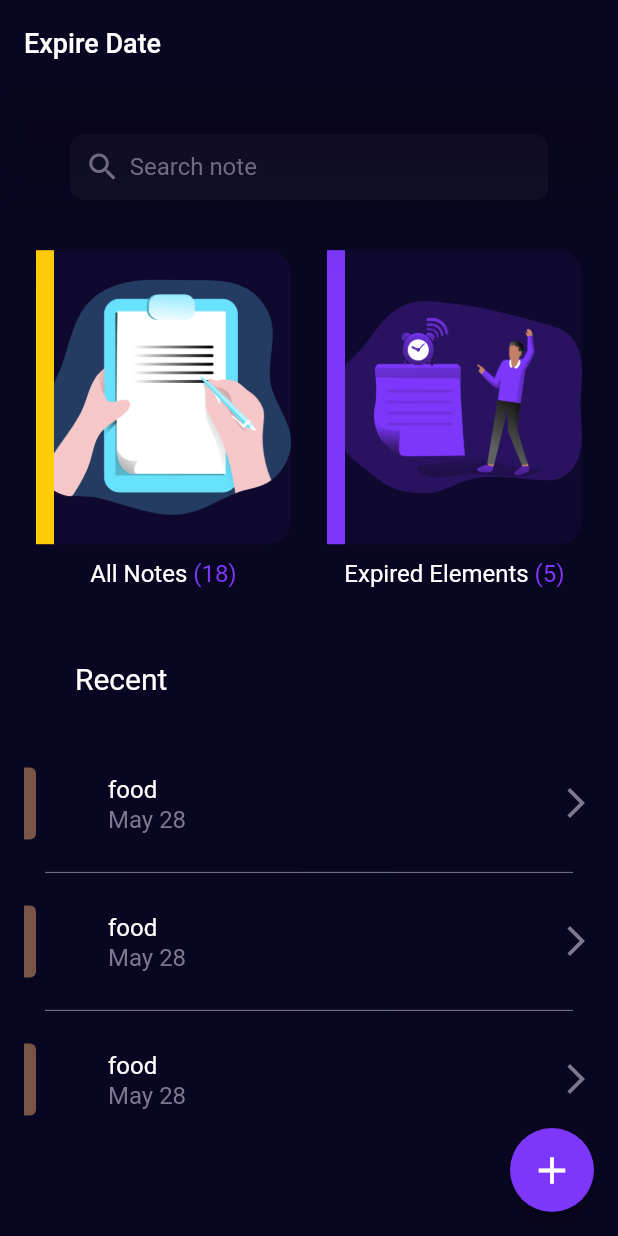
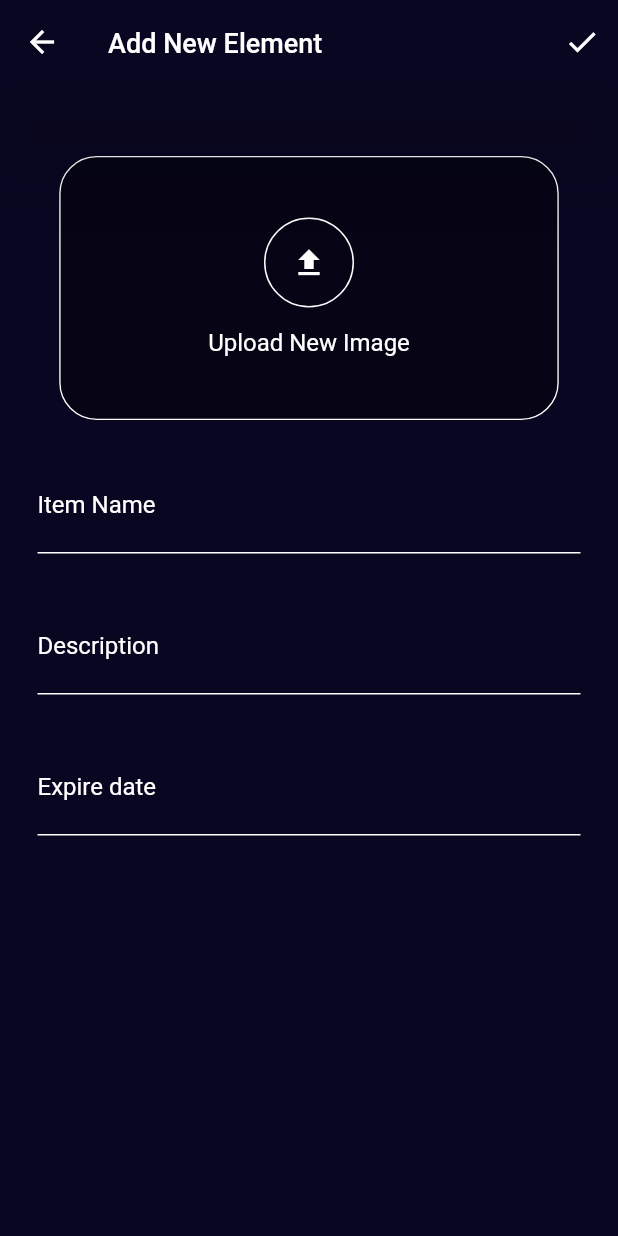
Before and after one commit to OmarBakry-eg/expire_date_app, a Flutter app: the screen it shows after launch, after a tap on the "add" icon, on a phone screen of 412 x 824 dp. Run offline on Flutter 3.47's test engine with Material 2 defaults, Android fonts, the phone set to English and light mode, and no system bars; drawn by our look-alikes of auto_animated; our stand-ins replace page_transition; Roboto replaces fonts that are missing (Roboto-Bold).

Commit message:
add more design and animation

```diff
--- /dev/null
+++ b/lib/controller/unfoucs.dart
@@ -0,0 +1,11 @@
+import 'package:flutter/material.dart';
+
+mixin UnFocus {
+  static late FocusScopeNode currentFocus;
+  static void unFocus(context) {
+    currentFocus = FocusScope.of(context);
+    if (!currentFocus.hasPrimaryFocus) {
+      currentFocus.unfocus();
+    }
+  }
+}
--- a/lib/model/colors.dart
+++ /dev/null
@@ -1,24 +0,0 @@
-
-import 'package:flutter/material.dart';
-
-mixin MyColors {
-  static const Color backgroundColor = Color(0xFF090622);
-  static const Color hintColor = Color(0xFF7b7890);
-  static const Color textColor = Colors.white;
-}
-
-mixin Styles {
-      static const TextStyle textStyle = TextStyle(
-    fontSize: 16,
-    color:  MyColors.textColor,
-    height: 1.5,
-  );
-  static const TextStyle hintStyle = TextStyle(
-    fontSize: 16,
-    color:  MyColors.hintColor,
-    height: 1.5,
-  );
-  static final TextStyle hintStyle2 = hintStyle.copyWith(
-  height: 1.7142857142857142,
-  );
-}
--- /dev/null
+++ b/lib/model/consts.dart
@@ -0,0 +1,49 @@
+import 'package:flutter/material.dart';
+import 'package:page_transition/page_transition.dart';
+
+mixin MyColors {
+  static const Color backgroundColor = Color(0xFF090622);
+  static const Color hintColor = Color(0xFF7b7890);
+  static const Color textColor = Colors.white;
+}
+
+mixin Styles {
+  static const TextStyle textStyle = TextStyle(
+    fontSize: 16,
+    color: MyColors.textColor,
+    height: 1.5,
+  );
+  static const TextStyle hintStyle = TextStyle(
+    fontSize: 16,
+    color: MyColors.hintColor,
+    height: 1.5,
+  );
+  static final TextStyle hintStyle2 = hintStyle.copyWith(
+    height: 1.7142857142857142,
+  );
+}
+
+List<PageTransitionType> list = [
+  PageTransitionType.fade,
+  PageTransitionType.rightToLeft,
+  PageTransitionType.leftToRight,
+  PageTransitionType.topToBottom,
+  PageTransitionType.bottomToTop,
+  PageTransitionType.scale,
+  PageTransitionType.rotate,
+  PageTransitionType.size,
+  PageTransitionType.rightToLeftWithFade,
+  PageTransitionType.leftToRightWithFade,
+];
+
+List<Alignment> list2 = [
+  Alignment.topLeft,
+  Alignment.topCenter,
+  Alignment.topRight,
+  Alignment.centerLeft,
+  Alignment.center,
+  Alignment.centerRight,
+  Alignment.bottomLeft,
+  Alignment.bottomCenter,
+  Alignment.bottomRight
+];
--- /dev/null
+++ b/lib/view/add_element_screen.dart
@@ -0,0 +1,35 @@
+import 'package:expire_date/controller/unfoucs.dart';
+import 'package:expire_date/model/consts.dart';
+import 'package:expire_date/view/widgets/app_bar_widget.dart';
+import 'package:flutter/material.dart';
+import 'widgets/add_element_widget.dart';
+import 'widgets/details_widget.dart';
+
+class AddElementOrDetailsScreen extends StatelessWidget {
+  final bool isAddScreen;
+  const AddElementOrDetailsScreen({required this.isAddScreen});
+  @override
+  Widget build(BuildContext context) {
+    return GestureDetector(
+      onTap: () {
+        UnFocus.unFocus(context);
+      },
+      child: Scaffold(
+        backgroundColor: MyColors.backgroundColor,
+        appBar: AppBarWidget(
+          title: isAddScreen ? "Add New Element" : "Item Name",
+          isAddScreen: isAddScreen,
+        ),
+        body: Padding(
+          padding: const EdgeInsets.only(top: 48.0),
+          child: Align(
+            alignment: Alignment.topCenter,
+            child: SingleChildScrollView(
+              child: isAddScreen ? AddWidget() : DetailsWidget(),
+            ),
+          ),
+        ),
+      ),
+    );
+  }
+}
--- a/lib/view/home_screen.dart
+++ b/lib/view/home_screen.dart
@@ -1,6 +1,11 @@
+import 'dart:math';
+
 import 'package:auto_animated/auto_animated.dart';
-import 'package:expire_date/model/colors.dart';
+import 'package:expire_date/model/consts.dart';
+import 'package:expire_date/view/add_element_screen.dart';
+import 'package:expire_date/view/widgets/app_bar_widget.dart';
 import 'package:flutter/material.dart';
+import 'package:page_transition/page_transition.dart';
 import 'widgets/list_tile_home_widget.dart';
 import 'widgets/photo_home_widget.dart';
 
@@ -9,14 +14,7 @@ class HomeScreen extends StatelessWidget {
   Widget build(BuildContext context) {
     return Scaffold(
       backgroundColor: MyColors.backgroundColor,
-      appBar: AppBar(
-        backgroundColor: MyColors.backgroundColor,
-        elevation: 30,
-        title: Text(
-          "Expire Date",
-          style: Styles.textStyle.copyWith(fontSize: 18),
-        ),
-      ),
+      appBar: AppBarWidget(title: "Expire Date"),
       body: Center(
         child: Column(
           mainAxisAlignment: MainAxisAlignment.spaceEvenly,
@@ -115,12 +113,6 @@ class HomeScreen extends StatelessWidget {
                       ],
                     ),
                   ),
-                  // separatorBuilder: (context, i) => Divider(
-                  //       color: MyColors.hintColor,
-                  //       height: 20,
-                  //       indent: 30,
-                  //       endIndent: 30,
-                  //     ),
                 ),
                 itemCount: 3,
               ),
@@ -129,7 +121,18 @@ class HomeScreen extends StatelessWidget {
         ),
       ),
       floatingActionButton: FloatingActionButton(
-        onPressed: () {},
+        onPressed: () {
+          Navigator.push(
+              context,
+              PageTransition(
+                child: AddElementOrDetailsScreen(
+                  isAddScreen: true,
+
+                ),
+                type: list[Random().nextInt(list.length)],
+                alignment: list2[Random().nextInt(list2.length)],
+              ));
+        },
         child: Icon(
           Icons.add,
           color: MyColors.textColor,
--- /dev/null
+++ b/lib/view/widgets/add_element_widget.dart
@@ -0,0 +1,70 @@
+
+import 'package:expire_date/model/consts.dart';
+import 'package:flutter/material.dart';
+
+import 'text_field.dart';
+
+class AddWidget extends StatefulWidget {
+  @override
+  _AddWidgetState createState() => _AddWidgetState();
+}
+
+class _AddWidgetState extends State<AddWidget> {
+  @override
+  Widget build(BuildContext context) {
+    return Column(
+      children: [
+        Container(
+          width: 333,
+          height: 176,
+          decoration: BoxDecoration(
+            color: Colors.black38,
+            borderRadius: BorderRadius.circular(25),
+            border: Border.all(
+              width: 0.9,
+              color: Colors.white,
+            ),
+          ),
+          child: Center(
+            child: Column(
+              mainAxisAlignment: MainAxisAlignment.center,
+              children: [
+                Container(
+                  width: 60,
+                  height: 60,
+                  decoration: BoxDecoration(shape: BoxShape.circle, border: Border.all(color: Colors.white)),
+                  child: const Icon(Icons.upload, color: Colors.white),
+                ),
+                const SizedBox(
+                  height: 10,
+                ),
+                const Text(
+                  "Upload New Image",
+                  style: Styles.textStyle,
+                ),
+              ],
+            ),
+          ),
+        ),
+        const SizedBox(
+          height: 25,
+        ),
+        const MyTextField(
+          title: "Item Name",
+        ),
+        const SizedBox(
+          height: 30,
+        ),
+        const MyTextField(
+          title: "Description",
+        ),
+        const SizedBox(
+          height: 30,
+        ),
+        const MyTextField(
+          title: "Expire date",
+        ),
+      ],
+    );
+  }
+}
--- /dev/null
+++ b/lib/view/widgets/app_bar_widget.dart
@@ -0,0 +1,29 @@
+import 'package:expire_date/model/consts.dart';
+import 'package:flutter/material.dart';
+
+class AppBarWidget extends StatelessWidget implements PreferredSizeWidget {
+  final String title;
+  final bool isAddScreen;
+  const AppBarWidget({required this.title, this.isAddScreen = false}) : assert(title != '');
+  @override
+  Widget build(BuildContext context) {
+    return AppBar(
+      elevation: 30,
+      backgroundColor: MyColors.backgroundColor,
+      title: Text(
+        title,
+        style: Styles.textStyle.copyWith(fontSize: 18),
+      ),
+      actions: [
+        title == 'Expire Date'
+            ? Offstage()
+            : isAddScreen
+                ? IconButton(onPressed: () {}, icon: Icon(Icons.check, color: Colors.white))
+                : IconButton(onPressed: () {}, icon: Icon(Icons.edit, color: Colors.white))
+      ],
+    );
+  }
+
+  @override
+  Size get preferredSize => Size.fromHeight(kToolbarHeight);
+}
--- a/lib/view/widgets/photo_home_widget.dart
+++ b/lib/view/widgets/photo_home_widget.dart
@@ -1,4 +1,4 @@
-import 'package:expire_date/model/colors.dart';
+import 'package:expire_date/model/consts.dart';
 import 'package:expire_date/view/AllOrExpiredElementsScreen.dart';
 import 'package:flutter/material.dart';
 
--- /dev/null
+++ b/lib/view/widgets/text_field.dart
@@ -0,0 +1,34 @@
+import 'package:expire_date/model/consts.dart';
+import 'package:flutter/material.dart';
+
+class MyTextField extends StatelessWidget {
+  final String title;
+  final bool readOnly;
+  const MyTextField({required this.title, this.readOnly = false}) : assert(title != '');
+  @override
+  Widget build(BuildContext context) {
+    return Padding(
+      padding: const EdgeInsets.symmetric(horizontal: 25),
+      child: TextField(
+        readOnly: readOnly,
+        style: Styles.textStyle,
+        maxLines: null,
+        decoration: InputDecoration(
+          labelText: title,
+          labelStyle: Styles.textStyle,
+          enabledBorder: const UnderlineInputBorder(
+            borderSide: const BorderSide(color: Colors.white),
+          ),
+          focusedBorder: const UnderlineInputBorder(
+            borderSide: const BorderSide(color: Colors.white),
+          ),
+          errorBorder: const UnderlineInputBorder(
+            borderSide: const BorderSide(color: Colors.red),
+          ),
+          hintText: 'Type something..',
+          hintStyle: Styles.hintStyle,
+        ),
+      ),
+    );
+  }
+}
--- a/pubspec.yaml
+++ b/pubspec.yaml
@@ -29,6 +29,7 @@ dependencies:
   # Use with the CupertinoIcons class for iOS style icons.
   cupertino_icons: ^1.0.2
   auto_animated: ^3.0.0
+  page_transition: ^2.0.2
 
 dev_dependencies:
   flutter_test:
```
Also changed, not shown: lib/view/AllOrExpiredElementsScreen.dart (+3 -9 lines), lib/view/widgets/details_widget.dart (added, +67 -0 lines), lib/view/widgets/list_tile_home_widget.dart (+17 -5 lines), lib/main.dart (line endings or trailing spaces), pubspec.lock.
